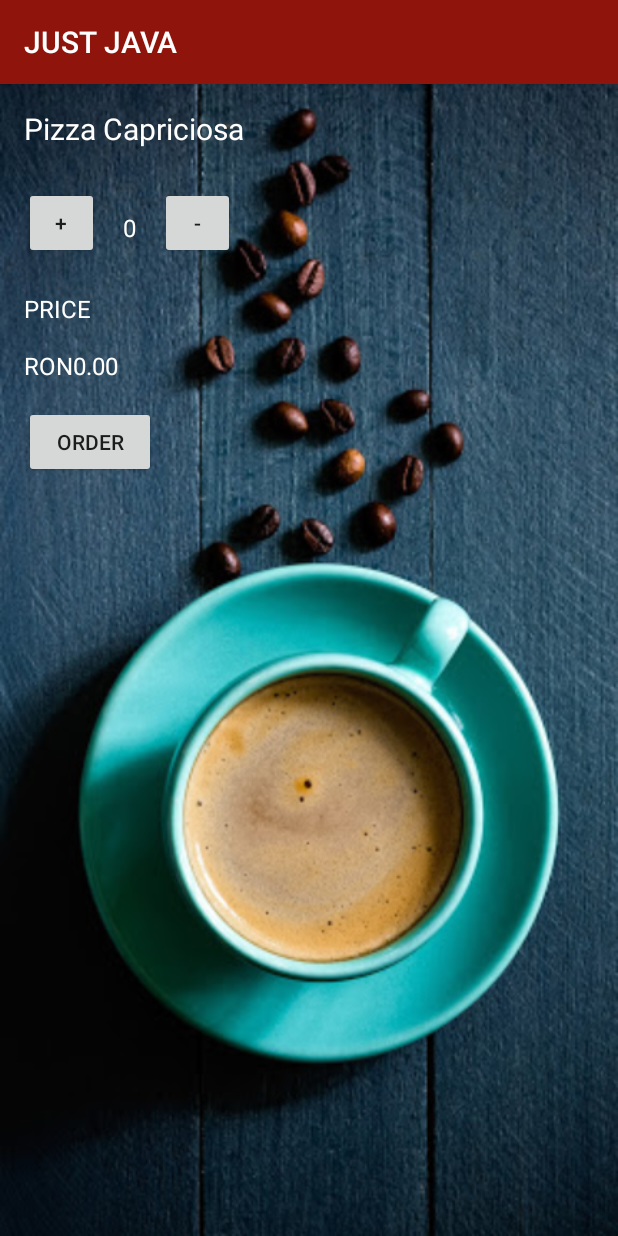
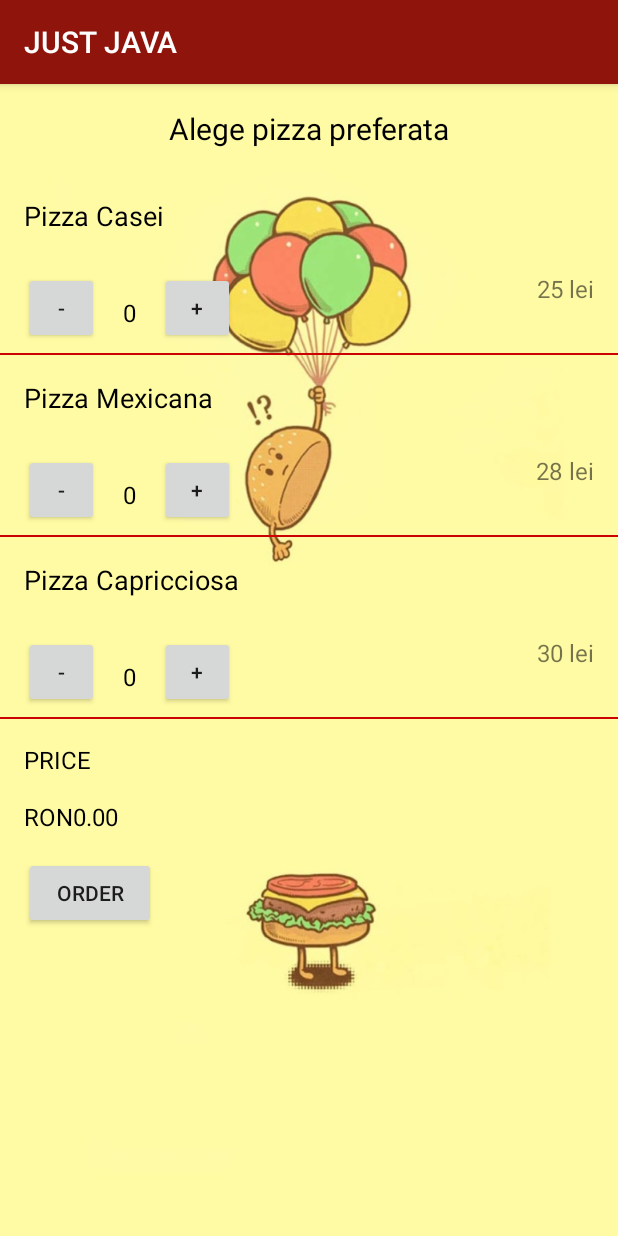
Before and after one commit to ghteselea/Android-Coffee-Shop, an Android app: the screen it shows after launch (MainActivity), on a phone screen of 412 x 824 dp. Run offline under Robolectric (Android 15) with nearby library versions, the phone set to English and light mode, and no system bars.

Commit message:
Acum avem 3 pizza

```diff
--- a/app/src/main/java/com/example/android/justjava/MainActivity.java
+++ b/app/src/main/java/com/example/android/justjava/MainActivity.java
@@ -12,6 +12,11 @@ import android.view.View;
 import android.widget.Button;
 import android.widget.TextView;
 import android.widget.Toast;
+import android.content.Context;
+import android.graphics.Canvas;
+import android.graphics.Color;
+import android.graphics.Paint;
+import android.view.View;
 
 import java.text.NumberFormat;
 import java.util.Locale;
@@ -19,10 +24,16 @@ import java.util.Locale;
 public class MainActivity extends AppCompatActivity {
 
 //    Properties
-    TextView quantityTextView;
+    TextView pizzaCasTv;
+    Button plusPizzaCasBtn;
+    Button minusPizzaCasBtn;
+    TextView pizzaMexTv;
+    Button plusPizzaMexBtn;
+    Button minusPizzaMexBtn;
+    TextView pizzaCapTv;
+    Button plusPizzaCapBtn;
+    Button minusPizzaCapBtn;
     TextView priceTextView;
-    Button addOneBtn;
-    Button substractOneBtn;
     Button submitOrderBtn;
     Button sendOrderBtn;
 
@@ -33,7 +44,10 @@ public class MainActivity extends AppCompatActivity {
     * -> nu vom avea un singur tip de pizza, ci mai multe !!!!!!!
     * */
 
-    private int quantity = 0;
+    private int pizzaCasQuantity = 0;
+    private int pizzaMexQuantity = 0;
+    private int pizzaCapQuantity = 0;
+    private int totalPrice = 0;
 
     private static final String TAG = "MainActivity";
 
@@ -49,30 +63,36 @@ public class MainActivity extends AppCompatActivity {
 
 //    Custom methods
     private void setup() {
-        quantityTextView = findViewById(R.id.quantity_text_view);
+
+        pizzaCasTv = findViewById(R.id.pizzaCasTv);
+        plusPizzaCasBtn = findViewById(R.id.plusPizzaCasBtn);
+        minusPizzaCasBtn = findViewById(R.id.minusPizzaCasBtn);
+
+
+
         priceTextView = findViewById(R.id.price_value);
-        addOneBtn = findViewById(R.id.plusBtn);
-        substractOneBtn = findViewById(R.id.minusBtn);
         submitOrderBtn = findViewById(R.id.submitBtn);
         sendOrderBtn= findViewById(R.id.sendEmailBtn);
 //        TODO: - Setup for sendEmailBtn
     }
 
     private void addListeners() {
-        addOneBtn.setOnClickListener(new View.OnClickListener() {
+        plusPizzaCasBtn.setOnClickListener(new View.OnClickListener() {
             @Override
             public void onClick(View v) {
-                display(++quantity);
-                //sendOrderBtn.setEnabled(false);
+                pizzaCasQuantity++;
+                pizzaCasTv.setText(String.valueOf(pizzaCasQuantity));
+                sendOrderBtn.setEnabled(false);
             }
         });
 
-        substractOneBtn.setOnClickListener(new View.OnClickListener() {
+        minusPizzaCasBtn.setOnClickListener(new View.OnClickListener() {
             @Override
             public void onClick(View v) {
-                if (quantity > 0) {
-                    display(--quantity);
-                    //sendOrderBtn.setEnabled(false);
+                if (pizzaCasQuantity > 0) {
+                    pizzaCasQuantity--;
+                    pizzaCasTv.setText(String.valueOf(pizzaCasQuantity));
+                    sendOrderBtn.setEnabled(false);
                 }
             }
         });
@@ -80,25 +100,23 @@ public class MainActivity extends AppCompatActivity {
         submitOrderBtn.setOnClickListener(new View.OnClickListener() {
             @Override
             public void onClick(View v) {
-                displayPrice(quantity * 5);
-                Log.d(TAG, "onClick: Quantity is: " + quantity);
-                sendOrderBtn.setVisibility(View.VISIBLE);
-                //sendOrderBtn.setEnabled(true);
+                totalPrice = pizzaCasQuantity * 25 + pizzaCapQuantity * 30 + pizzaMexQuantity * 28;
+                displayPrice(totalPrice);
+                if(totalPrice > 0 ) {
+                    sendOrderBtn.setVisibility(View.VISIBLE);
+                    sendOrderBtn.setEnabled(true);
+                }
             }
         });
 
         sendOrderBtn.setOnClickListener(new View.OnClickListener() {
             @Override
             public void onClick(View v) {
-                //sendEmail();
-                showAlert("Trebuie sa dai pe Order daca ai modificat comanda.");
+                showAlert("Ësti sigur ca vrei sa finalizezi comanda?");
             }
         });
     }
 
-    private void display(int number) {
-        quantityTextView.setText(String.valueOf(number));
-    }
 
     private void displayPrice(int number){
         priceTextView.setText(NumberFormat.getCurrencyInstance(new Locale("ro_RO", "RO")).format(number));
@@ -114,7 +132,7 @@ public class MainActivity extends AppCompatActivity {
 
         emailIntent.putExtra(Intent.EXTRA_SUBJECT, "Comanda mea");
         emailIntent.putExtra(Intent.EXTRA_TEXT,
-                "Doresc sa comand " + quantity + " cafele." +
+                "Doresc sa comand " + totalPrice + " cafele." +
                         "\nTotal de plata: " + priceTextView.getText());
         startActivity(Intent.createChooser(emailIntent, "Alege ce vrei sa folosesti"));
     }
@@ -129,6 +147,7 @@ public class MainActivity extends AppCompatActivity {
                 new DialogInterface.OnClickListener() {
                     public void onClick(DialogInterface dialog, int id) {
                         dialog.cancel();
+                        sendEmail();
                     }
                 });
 
--- a/app/src/main/res/layout/activity_main.xml
+++ b/app/src/main/res/layout/activity_main.xml
@@ -4,7 +4,7 @@
     android:layout_width="match_parent"
     android:layout_height="match_parent"
     android:orientation="vertical"
-    android:background="@drawable/img"
+    android:background="@drawable/food"
     tools:context=".MainActivity">
 
     <LinearLayout
@@ -15,44 +15,176 @@
         <TextView
             android:layout_width="wrap_content"
             android:layout_height="wrap_content"
-            android:text="Pizza Capriciosa"
+            android:text="Alege pizza preferata"
             android:textSize="20sp"
+            android:textColor="@android:color/black"
+            android:layout_gravity="center_horizontal"
+            android:layout_margin="16dp"/>
+
+        <TextView
+            android:layout_width="wrap_content"
+            android:layout_height="wrap_content"
+            android:text="Pizza Casei"
+            android:textSize="18sp"
             android:layout_marginLeft="16dp"
-            android:textColor="@android:color/white"
+            android:textColor="@android:color/black"
             android:layout_marginTop="16dp"/>
 
         <LinearLayout
-            android:layout_width="wrap_content"
+            android:layout_width="match_parent"
             android:layout_height="wrap_content"
             android:orientation="horizontal"
             android:layout_marginLeft="16dp"
             android:layout_marginTop="25dp">
 
             <Button
-                android:id="@+id/plusBtn"
+                android:id="@+id/minusPizzaCasBtn"
+                android:layout_width="50dp"
+                android:layout_height="wrap_content"
+                android:text="-"/>
+
+            <TextView
+                android:id="@+id/pizzaCasTv"
+                android:layout_width="wrap_content"
+                android:layout_height="wrap_content"
+                android:textSize="16sp"
+                android:textColor="@android:color/black"
+                android:text="0"
+                android:layout_margin="16dp"
+                android:layout_gravity="center_vertical" />
+
+            <Button
+                android:id="@+id/plusPizzaCasBtn"
                 android:layout_width="50dp"
                 android:layout_height="wrap_content"
                 android:text="+" />
 
             <TextView
-                android:id="@+id/quantity_text_view"
-                android:layout_width="wrap_content"
-                android:layout_height="wrap_content"
+                android:layout_width="match_parent"
+                android:layout_height="match_parent"
+                android:text="25 lei"
                 android:textSize="16sp"
-                android:textColor="@android:color/white"
-                android:text="0"
-                android:layout_margin="16dp"
+                android:layout_marginRight="16dp"
+                android:gravity="right"/>
 
-                android:layout_gravity="center_vertical"
-                />
+
+        </LinearLayout>
+
+        <View
+            android:layout_width="match_parent"
+            android:layout_height="1dp"
+            android:background="@android:color/holo_red_dark"/>
+        <TextView
+            android:layout_width="wrap_content"
+            android:layout_height="wrap_content"
+            android:text="Pizza Mexicana"
+            android:textSize="18sp"
+            android:layout_marginLeft="16dp"
+            android:textColor="@android:color/black"
+            android:layout_marginTop="16dp"/>
+
+        <LinearLayout
+            android:layout_width="match_parent"
+            android:layout_height="wrap_content"
+            android:orientation="horizontal"
+            android:layout_marginLeft="16dp"
+            android:layout_marginTop="25dp">
 
             <Button
-                android:id="@+id/minusBtn"
+                android:id="@+id/minusBtnMex"
                 android:layout_width="50dp"
                 android:layout_height="wrap_content"
                 android:text="-"/>
 
+            <TextView
+                android:id="@+id/quantityMex"
+                android:layout_width="wrap_content"
+                android:layout_height="wrap_content"
+                android:textSize="16sp"
+                android:textColor="@android:color/black"
+                android:text="0"
+                android:layout_margin="16dp"
+                android:layout_gravity="center_vertical" />
+
+            <Button
+                android:id="@+id/plusBtnMex"
+                android:layout_width="50dp"
+                android:layout_height="wrap_content"
+                android:text="+" />
+
+            <TextView
+                android:layout_width="match_parent"
+                android:layout_height="match_parent"
+                android:text="28 lei"
+                android:textSize="16sp"
+                android:layout_marginRight="16dp"
+                android:gravity="right"/>
+
+
         </LinearLayout>
+
+        <View
+            android:layout_width="match_parent"
+            android:layout_height="1dp"
+            android:background="@android:color/holo_red_dark"/>
+
+
+        <TextView
+            android:layout_width="wrap_content"
+            android:layout_height="wrap_content"
+            android:text="Pizza Capricciosa"
+            android:textSize="18sp"
+            android:layout_marginLeft="16dp"
+            android:textColor="@android:color/black"
+            android:layout_marginTop="16dp"/>
+
+        <LinearLayout
+            android:layout_width="match_parent"
+            android:layout_height="wrap_content"
+            android:orientation="horizontal"
+            android:layout_marginLeft="16dp"
+            android:layout_marginTop="25dp">
+
+            <Button
+                android:id="@+id/minusBtnCap"
+                android:layout_width="50dp"
+                android:layout_height="wrap_content"
+                android:text="-"/>
+
+            <TextView
+                android:id="@+id/quantityCap"
+                android:layout_width="wrap_content"
+                android:layout_height="wrap_content"
+                android:layout_gravity="center_vertical"
+                android:layout_margin="16dp"
+                android:text="0"
+                android:textColor="@android:color/black"
+                android:textSize="16sp" />
+
+            <Button
+                android:id="@+id/plusBtnCap"
+                android:layout_width="50dp"
+                android:layout_height="wrap_content"
+                android:text="+" />
+
+            <TextView
+                android:layout_width="match_parent"
+                android:layout_height="match_parent"
+                android:text="30 lei"
+                android:textSize="16sp"
+                android:layout_marginRight="16dp"
+                android:gravity="right"/>
+
+
+        </LinearLayout>
+
+        <View
+            android:layout_width="match_parent"
+            android:layout_height="1dp"
+            android:background="@android:color/holo_red_dark"/>
+
+
+
 
         <TextView
             android:id="@+id/price_text_view"
@@ -60,17 +192,17 @@
             android:layout_height="wrap_content"
             android:textSize="16sp"
             android:layout_margin="16dp"
-            android:textColor="@android:color/white"
+            android:textColor="@android:color/black"
             android:text="PRICE" />
 
         <TextView
             android:id="@+id/price_value"
-            android:layout_width="match_parent"
+            android:layout_width="387dp"
             android:layout_height="wrap_content"
-            android:textSize="16sp"
             android:layout_marginLeft="16dp"
-            android:textColor="@android:color/white"
-            android:text="RON0.00" />
+            android:text="RON0.00"
+            android:textColor="@android:color/black"
+            android:textSize="16sp" />
 
         <Button
             android:id="@+id/submitBtn"
@@ -84,7 +216,7 @@
             android:id="@+id/sendEmailBtn"
             android:layout_width="wrap_content"
             android:layout_height="wrap_content"
-            android:text="SEND ORDER BY MAIL"
+            android:text="SEND ORDER"
             android:layout_margin="16dp"
             android:visibility="gone"/>
 
```
Also changed, not shown: app/src/main/res/drawable/food.jpg (added), app/src/main/res/drawable/img.jpg (deleted).
